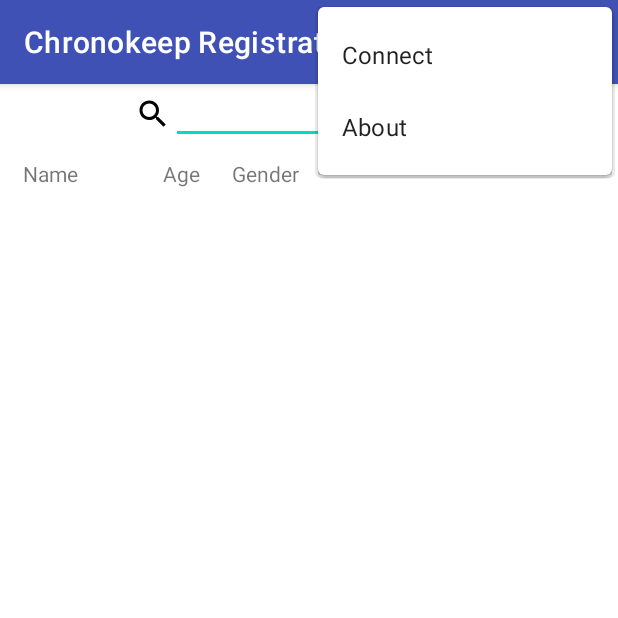
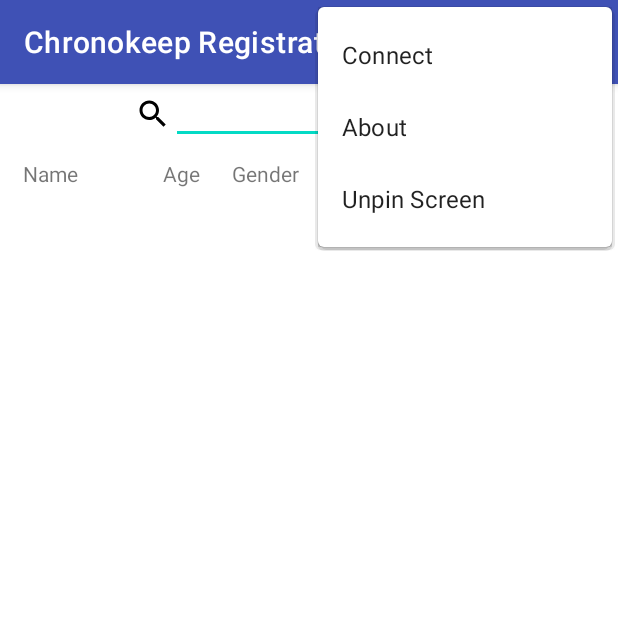
Before and after one commit to grecaun/chronokeep-registration, an Android app: the screen it shows after launch (ActivityRegistration), with the options menu open, on a phone screen of 412 x 824 dp, the top half of it. Run offline under Robolectric (Android 15) with nearby library versions, the phone set to English and light mode, and no system bars; our stand-ins replace Room's generated code.

Commit message:
Screen is automatically pinned when the app is opened or re-opened. Added the ability to unpin and/or re-pin the app via the menu.

```diff
--- a/app/src/main/java/com/chronokeep/registration/registration/ActivityRegistration.kt
+++ b/app/src/main/java/com/chronokeep/registration/registration/ActivityRegistration.kt
@@ -1,5 +1,7 @@
 package com.chronokeep.registration.registration
 
+import android.app.ActivityManager
+import android.content.Context
 import android.os.Bundle
 import android.util.Log
 import android.view.Menu
@@ -41,12 +43,14 @@ class ActivityRegistration: AppCompatActivity(), ChronoActivity, MenuWatcher {
         }
         window.addFlags(WindowManager.LayoutParams.FLAG_KEEP_SCREEN_ON)
         Globals.setMenuWatcher(this)
+        startLockTask()
     }
 
     override fun onResume() {
         super.onResume()
         Log.d(tag, "onResume")
         Globals.setMenuWatcher(this)
+        startLockTask()
     }
 
     override fun onCreateOptionsMenu(menu: Menu?): Boolean {
@@ -57,6 +61,17 @@ class ActivityRegistration: AppCompatActivity(), ChronoActivity, MenuWatcher {
     }
 
     override fun onPrepareOptionsMenu(menu: Menu?): Boolean {
+        val pinMenu = menu?.findItem(R.id.unpin)
+        val actMan = getSystemService(Context.ACTIVITY_SERVICE)
+        when (actMan) {
+            ActivityManager.LOCK_TASK_MODE_PINNED,
+            ActivityManager.LOCK_TASK_MODE_LOCKED-> {
+                pinMenu?.setTitle(R.string.menu_unpin)
+            }
+            ActivityManager.LOCK_TASK_MODE_NONE -> {
+                pinMenu?.setTitle(R.string.menu_pin)
+            }
+        }
         return super.onPrepareOptionsMenu(menu)
     }
 
@@ -117,6 +132,18 @@ class ActivityRegistration: AppCompatActivity(), ChronoActivity, MenuWatcher {
                 connectFragment.show(ft, "fragment_connect")
                 return true
             }
+            R.id.unpin -> {
+                if (item.title.toString().equals(getString(R.string.menu_unpin), true)) {
+                    Log.d(tag, "User requests unpin.")
+                    stopLockTask()
+                    item.setTitle(R.string.menu_pin)
+                } else {
+                    Log.d(tag, "User requests screen pin.")
+                    startLockTask()
+                    item.setTitle(R.string.menu_unpin)
+                }
+                return true
+            }
         }
         return super.onOptionsItemSelected(item)
     }
--- a/app/src/main/res/menu/main.xml
+++ b/app/src/main/res/menu/main.xml
@@ -61,6 +61,5 @@
         android:orderInCategory="5"
         android:title="@string/menu_unpin"
         android:contentDescription="@string/menu_unpin"
-        android:visible="false"
         />
 </menu>
```
